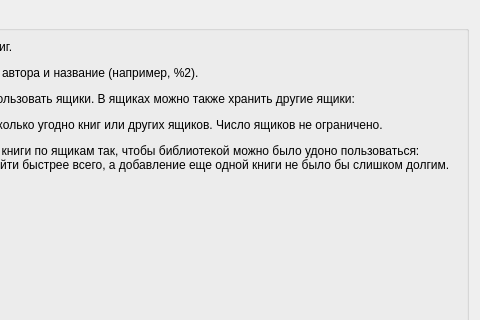
First picture: the form in helpdialog.ui, repository dralex/boxes-diagnostics, before the edit; both pictures show x 192 to 672 and y 0 to 320 of the 672 by 646 pixel window.
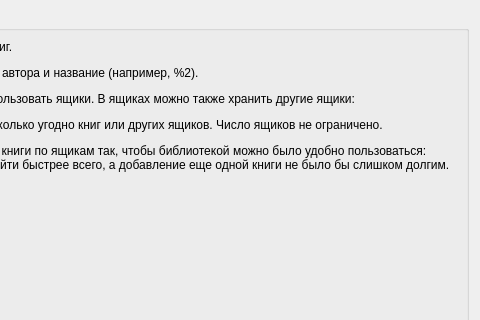
Second picture: the form after the edit. Icons and pictures are not drawn.

Commit message: misprint in the task message

The edit to the form file:
```diff
--- a/helpdialog.ui
+++ b/helpdialog.ui
@@ -38,7 +38,7 @@
            </sizepolicy>
           </property>
           <property name="text">
-           <string>&lt;p&gt;В вашем распоряжении %1 книг.&lt;/p&gt;&lt;p align=&quot;center&quot;&gt;&lt;img src=&quot;:/Icons/images/books.png&quot;/&gt;&lt;/p&gt;&lt;p&gt;Для каждой книги заданы имя автора и название (например, %2).&lt;/p&gt;&lt;p&gt;Для хранения книг можно использовать ящики. В ящиках можно также хранить другие ящики:&lt;/p&gt;&lt;p align=&quot;center&quot;&gt;&lt;img src=&quot;:/Icons/images/boxes.png&quot;/&gt;&lt;/p&gt;&lt;p&gt;В любой ящик может влезть сколько угодно книг или других ящиков. Число ящиков не ограничено.&lt;/p&gt;&lt;p&gt;Необходимо расположить все книги по ящикам так, чтобы библиотекой можно было удоно пользоваться: искомую книгу можно было найти быстрее всего, а добавление еще одной книги не было бы слишком долгим.</string>
+           <string>&lt;p&gt;В вашем распоряжении %1 книг.&lt;/p&gt;&lt;p align=&quot;center&quot;&gt;&lt;img src=&quot;:/Icons/images/books.png&quot;/&gt;&lt;/p&gt;&lt;p&gt;Для каждой книги заданы имя автора и название (например, %2).&lt;/p&gt;&lt;p&gt;Для хранения книг можно использовать ящики. В ящиках можно также хранить другие ящики:&lt;/p&gt;&lt;p align=&quot;center&quot;&gt;&lt;img src=&quot;:/Icons/images/boxes.png&quot;/&gt;&lt;/p&gt;&lt;p&gt;В любой ящик может влезть сколько угодно книг или других ящиков. Число ящиков не ограничено.&lt;/p&gt;&lt;p&gt;Необходимо расположить все книги по ящикам так, чтобы библиотекой можно было удобно пользоваться: искомую книгу можно было найти быстрее всего, а добавление еще одной книги не было бы слишком долгим.</string>
           </property>
           <property name="alignment">
            <set>Qt::AlignLeading|Qt::AlignLeft|Qt::AlignTop</set>
```
